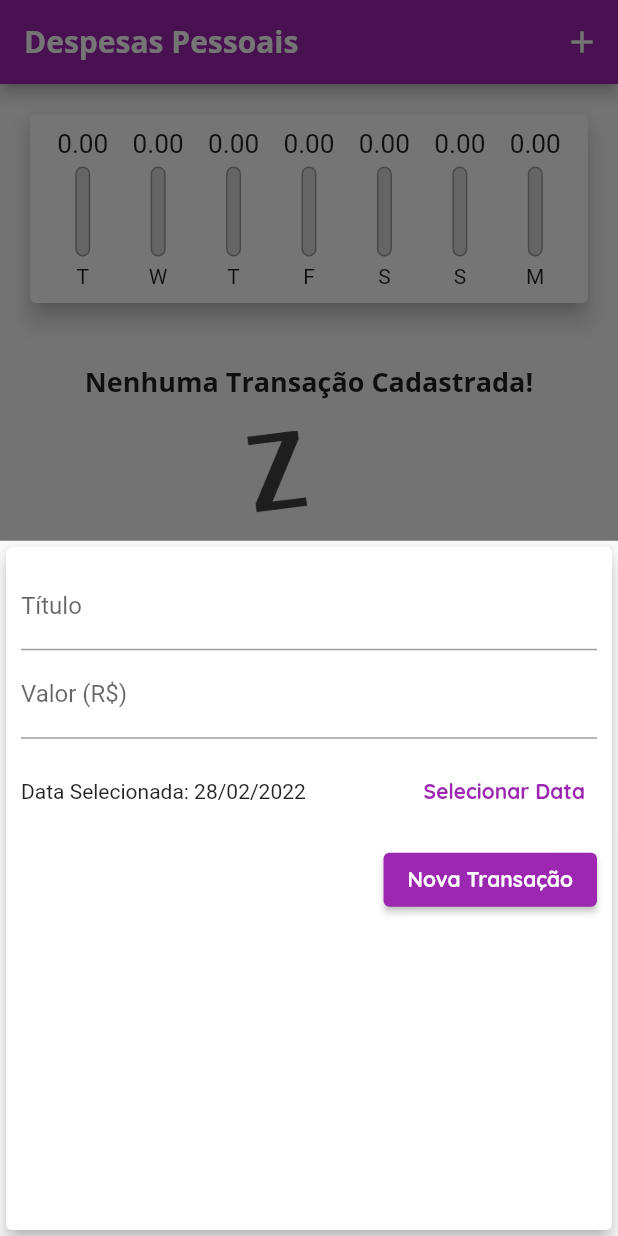
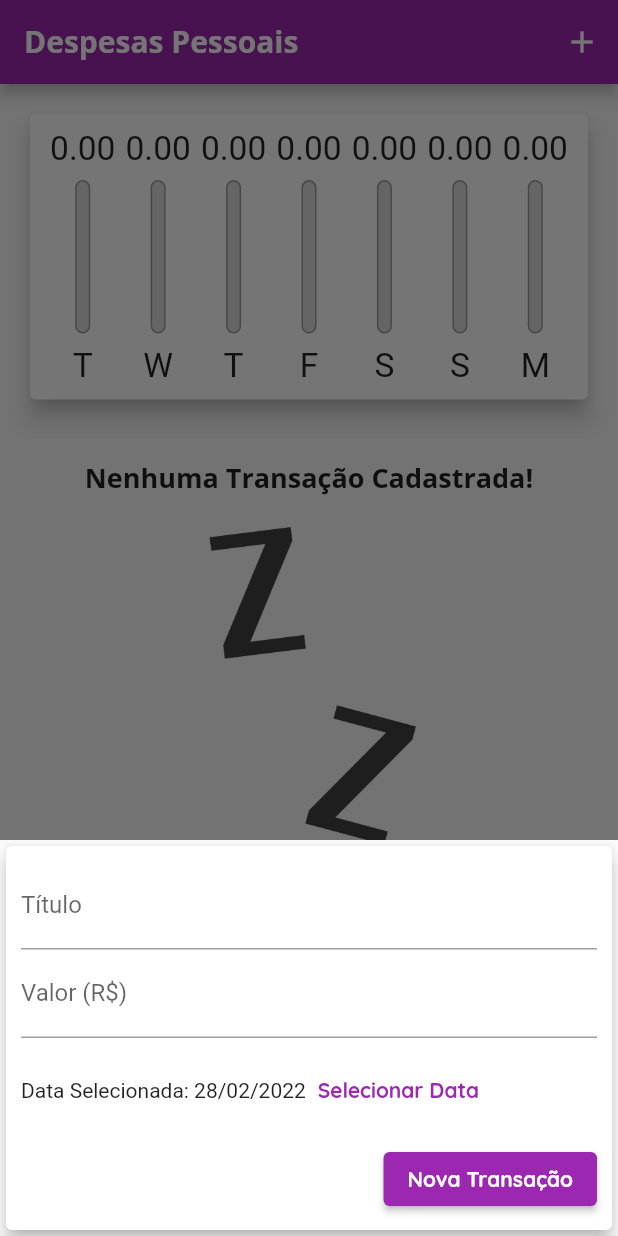
Before and after one commit to cabavas/expenses, a Flutter app: the screen it shows after launch, after a tap on the "add" icon, on a phone screen of 412 x 824 dp. Run offline on Flutter 3.47's test engine with Material 2 defaults, Android fonts, the phone set to English and light mode, and no system bars.

Commit message:
Add files via upload

```diff
--- /dev/null
+++ b/lib/components/adaptative_button.dart
@@ -0,0 +1,35 @@
+import 'dart:io';
+import 'package:flutter/cupertino.dart';
+import 'package:flutter/material.dart';
+
+class AdaptativeButton extends StatelessWidget {
+  final String? label;
+  final Function()? onPressed;
+
+  AdaptativeButton({
+    this.label,
+    this.onPressed,
+  });
+
+  @override
+  Widget build(BuildContext context) {
+    return Platform.isIOS
+        ? CupertinoButton(
+            child: Text(label.toString()),
+            onPressed: onPressed,
+            color: Theme.of(context).primaryColor,
+            padding: EdgeInsets.symmetric(
+              horizontal: 20,
+            ),
+          )
+        : ElevatedButton(
+            child: Text(
+              label.toString(),
+              style: TextStyle(
+                color: Theme.of(context).textTheme.button?.color,
+              ),
+            ),
+            onPressed: onPressed,
+          );
+  }
+}
--- /dev/null
+++ b/lib/components/adaptative_date_picker.dart
@@ -0,0 +1,65 @@
+import 'dart:io';
+import 'package:flutter/cupertino.dart';
+import 'package:flutter/material.dart';
+import 'package:intl/intl.dart';
+
+class AdaptativeDatePicker extends StatelessWidget {
+  final DateTime? selectedDate;
+  final Function(DateTime)? onDateChanged;
+
+  AdaptativeDatePicker({
+    this.selectedDate,
+    this.onDateChanged,
+  });
+
+  _showDatePicker(BuildContext context) {
+    showDatePicker(
+      context: context,
+      initialDate: DateTime.now(),
+      firstDate: DateTime(2019),
+      lastDate: DateTime.now(),
+    ).then((pickedDate) {
+      if (pickedDate == null) {
+        return;
+      }
+
+      onDateChanged!(pickedDate);
+    });
+  }
+
+  @override
+  Widget build(BuildContext context) {
+    return Platform.isIOS
+        ? Container(
+            height: 180,
+            child: CupertinoDatePicker(
+              mode: CupertinoDatePickerMode.date,
+              initialDateTime: DateTime.now(),
+              minimumDate: DateTime(2019),
+              maximumDate: DateTime.now(),
+              onDateTimeChanged: onDateChanged!,
+            ),
+          )
+        : Container(
+            height: 70,
+            child: Row(
+              children: <Widget>[
+                Text(
+                  selectedDate == null
+                      ? 'Nenhuma data selecionada!'
+                      : 'Data Selecionada: ${DateFormat('dd/MM/y').format(selectedDate!)}',
+                ),
+                TextButton(
+                  child: Text(
+                    'Selecionar Data',
+                    style: TextStyle(
+                      fontWeight: FontWeight.bold,
+                    ),
+                  ),
+                  onPressed: () => _showDatePicker(context),
+                )
+              ],
+            ),
+          );
+  }
+}
--- /dev/null
+++ b/lib/components/adaptative_text_field.dart
@@ -0,0 +1,45 @@
+import 'dart:io';
+import 'package:flutter/cupertino.dart';
+import 'package:flutter/material.dart';
+
+class AdaptativeTextField extends StatelessWidget {
+  final String? label;
+  final TextEditingController? controller;
+  final TextInputType keyboardType;
+  final Function(String)? onSubmitted;
+
+  AdaptativeTextField({
+    this.label,
+    this.controller,
+    this.keyboardType = TextInputType.text,
+    this.onSubmitted,
+  });
+
+  @override
+  Widget build(BuildContext context) {
+    return Platform.isIOS
+        ? Padding(
+            padding: const EdgeInsets.only(
+              bottom: 10,
+            ),
+            child: CupertinoTextField(
+              controller: controller,
+              keyboardType: keyboardType,
+              onSubmitted: onSubmitted,
+              placeholder: label,
+              padding: EdgeInsets.symmetric(
+                horizontal: 6,
+                vertical: 12,
+              ),
+            ),
+          )
+        : TextField(
+            controller: controller,
+            keyboardType: keyboardType,
+            onSubmitted: onSubmitted,
+            decoration: InputDecoration(
+              labelText: label,
+            ),
+          );
+  }
+}
--- a/lib/components/chart_bar.dart
+++ b/lib/components/chart_bar.dart
@@ -1,4 +1,5 @@
 import 'package:flutter/material.dart';
+import 'package:flutter/rendering.dart';
 
 class ChartBar extends StatelessWidget {
   final String? label;
@@ -13,19 +14,21 @@ class ChartBar extends StatelessWidget {
 
   @override
   Widget build(BuildContext context) {
+    return LayoutBuilder(
+      builder: (ctx, constraints) {
         return Column(
           children: <Widget>[
             Container(
-          height: 20,
+              height: constraints.maxHeight * 0.15,
               child: FittedBox(
                 child: Text(
                   '${value?.toStringAsFixed(2)}',
                 ),
               ),
             ),
-        SizedBox(height: 5),
+            SizedBox(height: constraints.maxHeight * 0.05),
             Container(
-          height: 60,
+              height: constraints.maxHeight * 0.6,
               width: 10,
               child: Stack(
                 alignment: Alignment.bottomCenter,
@@ -52,9 +55,16 @@ class ChartBar extends StatelessWidget {
                 ],
               ),
             ),
-        SizedBox(height: 5),
-        Text(label.toString()),
+            SizedBox(height: constraints.maxHeight * 0.05),
+            Container(
+              height: constraints.maxHeight * 0.15,
+              child: FittedBox(
+                child: Text(label.toString()),
+              ),
+            ),
           ],
+        );
+      },
     );
   }
 }
--- a/lib/components/transaction_form.dart
+++ b/lib/components/transaction_form.dart
@@ -1,5 +1,7 @@
 import 'package:flutter/material.dart';
-import 'package:intl/intl.dart';
+import 'adaptative_button.dart';
+import 'adaptative_text_field.dart';
+import 'adaptative_date_picker.dart';
 
 class TransactionForm extends StatefulWidget {
   final void Function(String, double, DateTime) onSubmit;
@@ -19,92 +21,59 @@ class _TransactionFormState extends State<TransactionForm> {
     final title = _titleController.text;
     final value = double.tryParse(_valueController.text) ?? 0.0;
 
-    if (title.isEmpty || value <= 0) {
+    if (title.isEmpty || value <= 0 || _selectedDate == null) {
       return;
     }
 
     widget.onSubmit(title, value, _selectedDate);
   }
 
-  _showDatePicker() {
-    showDatePicker(
-      context: context,
-      initialDate: DateTime.now(),
-      firstDate: DateTime(2019),
-      lastDate: DateTime.now(),
-    ).then((pickedDate) {
-      if (pickedDate == null) {
-        return;
-      }
-      setState(() {
-        _selectedDate = pickedDate;
-      });
-    });
-  }
-
   @override
   Widget build(BuildContext context) {
-    return Card(
+    return SingleChildScrollView(
+      child: Card(
         elevation: 5,
         child: Padding(
-        padding: const EdgeInsets.all(10),
+          padding: EdgeInsets.only(
+            top: 10,
+            right: 10,
+            left: 10,
+            bottom: 10 + (MediaQuery.of(context).viewInsets.bottom),
+          ),
           child: Column(
             children: <Widget>[
-            TextField(
+              AdaptativeTextField(
+                label: 'Título',
                 controller: _titleController,
                 onSubmitted: (_) => _submitForm,
-              decoration: InputDecoration(
-                labelText: 'Título',
               ),
-            ),
-            TextField(
+              AdaptativeTextField(
+                label: 'Valor (R\$)',
                 controller: _valueController,
                 keyboardType: TextInputType.numberWithOptions(decimal: true),
                 onSubmitted: (_) => _submitForm,
-              decoration: InputDecoration(
-                labelText: 'Valor (R\$)',
               ),
-            ),
-            Container(
-              height: 70,
-              child: Row(
-                children: <Widget>[
-                  Expanded(
-                    child: Text(
-                      _selectedDate == null
-                          ? 'Nenhuma data selecionada!'
-                          : 'Data Selecionada: ${DateFormat('dd/MM/y').format(_selectedDate)}',
-                    ),
-                  ),
-                  TextButton(
-                    child: Text(
-                      'Selecionar Data',
-                      style: TextStyle(
-                        fontWeight: FontWeight.bold,
-                      ),
-                    ),
-                    onPressed: _showDatePicker,
-                  )
-                ],
-              ),
+              AdaptativeDatePicker(
+                selectedDate: _selectedDate,
+                onDateChanged: (newDate) {
+                  setState(() {
+                    _selectedDate = newDate;
+                  });
+                },
               ),
               Row(
                 mainAxisAlignment: MainAxisAlignment.end,
                 children: <Widget>[
-                ElevatedButton(
-                  child: Text(
-                    'Nova Transação',
-                    style: TextStyle(
-                      color: Theme.of(context).textTheme.button?.color,
+                  AdaptativeButton(
+                    label: 'Nova Transação',
+                    onPressed: _submitForm,
                   ),
-                  ),
-                  onPressed: _submitForm,
-                )
                 ],
               ),
             ],
           ),
         ),
+      ),
     );
   }
 }
--- a/lib/components/transaction_list.dart
+++ b/lib/components/transaction_list.dart
@@ -10,10 +10,10 @@ class TransactionList extends StatelessWidget {
 
   @override
   Widget build(BuildContext context) {
-    return Container(
-      height: 300,
-      child: transactions.isEmpty
-          ? Column(
+    return transactions.isEmpty
+        ? LayoutBuilder(
+            builder: (ctx, constraints) {
+              return Column(
                 children: <Widget>[
                   SizedBox(height: 20),
                   Text(
@@ -22,13 +22,15 @@ class TransactionList extends StatelessWidget {
                   ),
                   SizedBox(height: 20),
                   Container(
-                  height: 200,
+                    height: constraints.maxHeight * 0.6,
                     child: Image.asset(
                       'assets/images/waiting.png',
                       fit: BoxFit.cover,
                     ),
                   ),
                 ],
+              );
+            },
           )
         : ListView.builder(
             itemCount: transactions.length,
@@ -57,14 +59,25 @@ class TransactionList extends StatelessWidget {
                   subtitle: Text(
                     DateFormat('d MMM y').format(tr.date),
                   ),
-                      trailing: IconButton(
+                  trailing: MediaQuery.of(context).size.width > 480
+                      ? TextButton.icon(
                           onPressed: () => onRemove(tr.id),
+                          icon: Icon(Icons.delete,
+                              color: Theme.of(context).errorColor),
+                          label: Text(
+                            'Excluir',
+                            style:
+                                TextStyle(color: Theme.of(context).errorColor),
+                          ),
+                        )
+                      : IconButton(
                           icon: Icon(Icons.delete),
                           color: Theme.of(context).errorColor,
-                      )),
+                          onPressed: () => onRemove(tr.id),
+                        ),
+                ),
               );
             },
-            ),
           );
   }
 }
--- a/lib/main.dart
+++ b/lib/main.dart
@@ -1,7 +1,10 @@
+import 'dart:math';
+import 'dart:io';
+
+import 'package:expenses/components/transaction_form.dart';
 import 'package:flutter/cupertino.dart';
 import 'package:flutter/material.dart';
 
-import 'dart:math';
 import 'components/transaction_form.dart';
 import 'components/transaction_list.dart';
 import 'components/chart.dart';
@@ -50,6 +53,7 @@ class MyHomePage extends StatefulWidget {
 
 class _MyHomePageState extends State<MyHomePage> {
   final List<Transaction> _transactions = [];
+  bool _showChart = false;
 
   List<Transaction> get _recentTransactions {
     return _transactions.where((tr) {
@@ -74,7 +78,7 @@ class _MyHomePageState extends State<MyHomePage> {
     Navigator.of(context).pop();
   }
 
-  _removeTransaction(String id) {
+  _deleteTransaction(String id) {
     setState(() {
       _transactions.removeWhere((tr) => tr.id == id);
     });
@@ -89,32 +93,104 @@ class _MyHomePageState extends State<MyHomePage> {
     );
   }
 
+  Widget _getIconButton(IconData icon, Function() fn) {
+    return Platform.isIOS
+        ? GestureDetector(onTap: fn, child: Icon(icon))
+        : IconButton(icon: Icon(icon), onPressed: fn);
+  }
+
   @override
   Widget build(BuildContext context) {
-    return Scaffold(
-      appBar: AppBar(
-        title: Text('Despesas Pessoais'),
-        actions: <Widget>[
-          IconButton(
-            icon: Icon(Icons.add),
-            onPressed: () => _openTransactionFormModal(context),
-          ),
-        ],
+    final mediaQuery = MediaQuery.of(context);
+    bool isLandscape = mediaQuery.orientation == Orientation.landscape;
+
+    final iconList = Platform.isIOS ? CupertinoIcons.refresh : Icons.list;
+    final chartList =
+        Platform.isIOS ? CupertinoIcons.refresh : Icons.show_chart;
+
+    final actions = <Widget>[
+      if (isLandscape)
+        _getIconButton(
+          _showChart ? iconList : chartList,
+          () {
+            setState(() {
+              _showChart = !_showChart;
+            });
+          },
+        ),
+      _getIconButton(
+        Platform.isIOS ? CupertinoIcons.add : Icons.add,
+        () => _openTransactionFormModal(context),
       ),
-      body: SingleChildScrollView(
+    ];
+
+    final PreferredSizeWidget appBar = AppBar(
+      title: Text('Despesas Pessoais'),
+      actions: actions,
+    );
+
+    final availableHeight = mediaQuery.size.height -
+        appBar.preferredSize.height -
+        mediaQuery.padding.top;
+
+    final bodyPage = SafeArea(
+      child: SingleChildScrollView(
         child: Column(
           crossAxisAlignment: CrossAxisAlignment.stretch,
           children: <Widget>[
-            Chart(_recentTransactions),
-            TransactionList(_transactions, _removeTransaction),
+            // if (isLandscape)
+            //   Row(
+            //     mainAxisAlignment: MainAxisAlignment.center,
+            //     children: <Widget>[
+            //       Text('Exibir Gráfico'),
+            //       Switch.adaptive(
+            //         activeColor: Theme.of(context).accentColor,
+            //         value: _showChart,
+            //         onChanged: (value) {
+            //           setState(() {
+            //             _showChart = value;
+            //           });
+            //         },
+            //       ),
+            //     ],
+            //   ),
+            if (_showChart || !isLandscape)
+              Container(
+                height: availableHeight * (isLandscape ? 0.8 : 0.3),
+                child: Chart(_recentTransactions),
+              ),
+            if (!_showChart || !isLandscape)
+              Container(
+                height: availableHeight * (isLandscape ? 1 : 0.7),
+                child: TransactionList(_transactions, _deleteTransaction),
+              ),
           ],
         ),
       ),
-      floatingActionButton: FloatingActionButton(
-        child: Icon(Icons.add),
-        onPressed: () => _openTransactionFormModal(context),
-      ),
-      floatingActionButtonLocation: FloatingActionButtonLocation.centerFloat,
     );
+
+    return Platform.isIOS
+        ? CupertinoPageScaffold(
+            navigationBar: CupertinoNavigationBar(
+              middle: Text('Despesas Pessoais'),
+              trailing: Row(
+                mainAxisSize: MainAxisSize.min,
+                children: actions,
+              ),
+            ),
+            child: bodyPage,
+          )
+        : Scaffold(
+            appBar: appBar,
+            body: bodyPage,
+            floatingActionButton: Platform.isIOS
+                ? Container()
+                : FloatingActionButton(
+                    child: Icon(Icons.add),
+                    onPressed: () => _openTransactionFormModal(context),
+                  ),
+            floatingActionButtonLocation:
+                FloatingActionButtonLocation.centerFloat,
+          );
   }
 }
```
Lines whose indentation alone changed are shown as unchanged.
